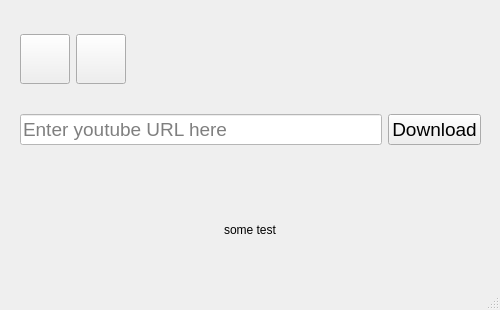
Before: the Qt Designer form mainwindow.ui in geekmors/KyoutubeDownloader, drawn with Qt 5.
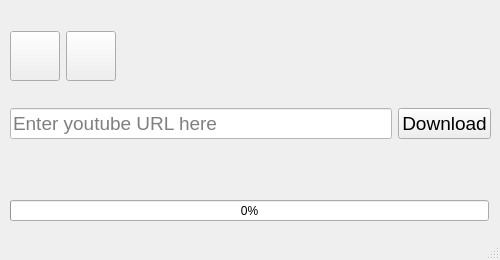
After: the same form once the commit is applied. Icons and pictures are not drawn.

What changed in the file:
```diff
--- a/mainwindow.ui
+++ b/mainwindow.ui
@@ -7,19 +7,19 @@
     <x>0</x>
     <y>0</y>
     <width>500</width>
-    <height>310</height>
+    <height>260</height>
    </rect>
   </property>
   <property name="minimumSize">
    <size>
     <width>500</width>
-    <height>310</height>
+    <height>260</height>
    </size>
   </property>
   <property name="maximumSize">
    <size>
     <width>500</width>
-    <height>310</height>
+    <height>260</height>
    </size>
   </property>
   <property name="windowTitle">
@@ -36,10 +36,10 @@
    <widget class="QWidget" name="layoutWidget">
     <property name="geometry">
      <rect>
-      <x>20</x>
+      <x>10</x>
       <y>10</y>
-      <width>461</width>
-      <height>161</height>
+      <width>481</width>
+      <height>151</height>
      </rect>
     </property>
     <layout class="QVBoxLayout" name="verticalLayout">
@@ -153,32 +153,17 @@
      </item>
     </layout>
    </widget>
-   <widget class="QLabel" name="loadingLabel">
+   <widget class="QProgressBar" name="DownloadProgressBar">
     <property name="geometry">
      <rect>
-      <x>200</x>
-      <y>180</y>
-      <width>100</width>
-      <height>100</height>
+      <x>10</x>
+      <y>200</y>
+      <width>479</width>
+      <height>21</height>
      </rect>
     </property>
-    <property name="minimumSize">
-     <size>
-      <width>100</width>
-      <height>100</height>
-     </size>
-    </property>
-    <property name="maximumSize">
-     <size>
-      <width>100</width>
-      <height>100</height>
-     </size>
-    </property>
-    <property name="text">
-     <string>some test</string>
-    </property>
-    <property name="alignment">
-     <set>Qt::AlignCenter</set>
+    <property name="value">
+     <number>0</number>
     </property>
    </widget>
   </widget>
```
Left out of the diff: 2 changed lines with no effect on the pictures.
